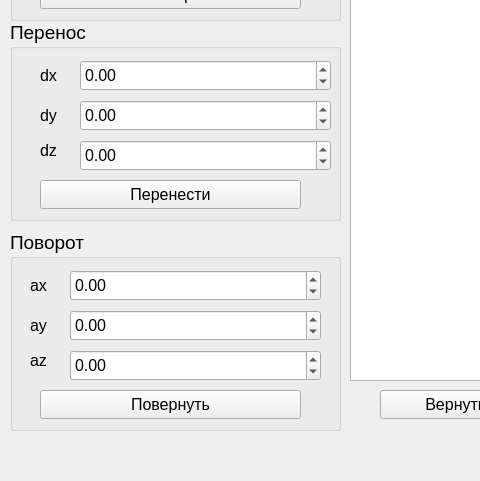
Old version of the form lab_01/lab_01/mainwindow.ui in the repository pauuser/oop-bmstu; both pictures show x 0 to 480 and y 300 to 781 of the 1061 by 781 pixel window.
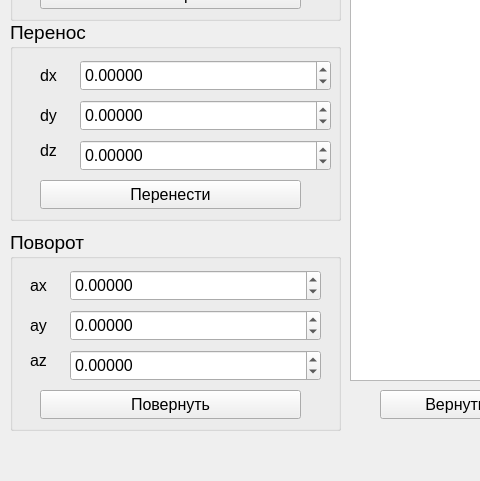
New version of the form.

```diff
--- a/lab_01/lab_01/mainwindow.ui
+++ b/lab_01/lab_01/mainwindow.ui
@@ -273,9 +273,15 @@
        <pointsize>12</pointsize>
       </font>
      </property>
+     <property name="decimals">
+      <number>5</number>
+     </property>
      <property name="minimum">
       <double>-100.000000000000000</double>
      </property>
+     <property name="maximum">
+      <double>5000.000000000000000</double>
+     </property>
      <property name="value">
       <double>0.000000000000000</double>
      </property>
@@ -294,9 +300,15 @@
        <pointsize>12</pointsize>
       </font>
      </property>
+     <property name="decimals">
+      <number>5</number>
+     </property>
      <property name="minimum">
       <double>-100.000000000000000</double>
      </property>
+     <property name="maximum">
+      <double>5000.000000000000000</double>
+     </property>
      <property name="value">
       <double>0.000000000000000</double>
      </property>
@@ -315,9 +327,15 @@
        <pointsize>12</pointsize>
       </font>
      </property>
+     <property name="decimals">
+      <number>5</number>
+     </property>
      <property name="minimum">
       <double>-100.000000000000000</double>
      </property>
+     <property name="maximum">
+      <double>5000.000000000000000</double>
+     </property>
      <property name="value">
       <double>0.000000000000000</double>
      </property>
@@ -426,6 +444,9 @@
        <pointsize>12</pointsize>
       </font>
      </property>
+     <property name="decimals">
+      <number>5</number>
+     </property>
      <property name="minimum">
       <double>-360.000000000000000</double>
      </property>
@@ -450,6 +471,9 @@
        <pointsize>12</pointsize>
       </font>
      </property>
+     <property name="decimals">
+      <number>5</number>
+     </property>
      <property name="minimum">
       <double>-360.000000000000000</double>
      </property>
@@ -474,6 +498,9 @@
        <pointsize>12</pointsize>
       </font>
      </property>
+     <property name="decimals">
+      <number>5</number>
+     </property>
      <property name="minimum">
       <double>-360.000000000000000</double>
      </property>
```
